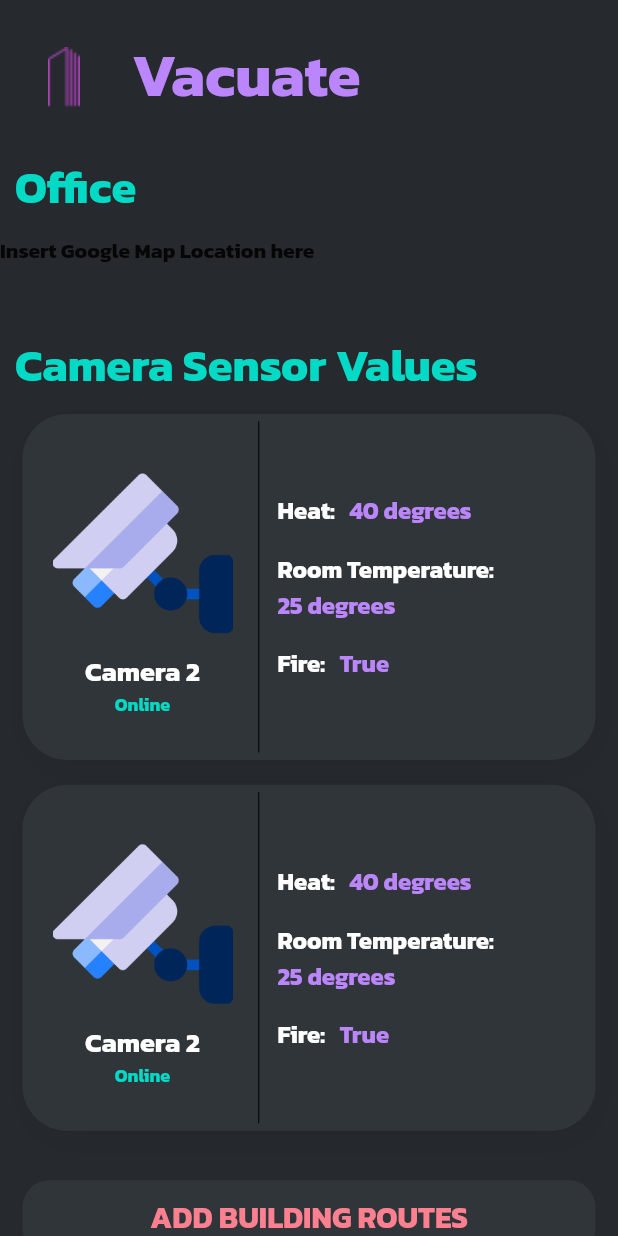
After one commit to Hub-Varith/GuideAndVacuate, a Flutter app: the OfficeInformationScreen screen opened directly, on a phone screen of 412 x 824 dp. The commit adds this screen. Run offline on Flutter 3.47's test engine with Material 2 defaults, Android fonts, the phone set to English and light mode, and no system bars; our stand-ins replace google_fonts.

Commit message:
Adding Camera Card and Info Screen

```diff
--- /dev/null
+++ b/lib/Custom/camera_card.dart
@@ -0,0 +1,63 @@
+import '../constants.dart';
+
+import "custom_card.dart";
+import 'package:flutter/material.dart';
+
+class CameraCard extends StatelessWidget {
+  const CameraCard({Key key}) : super(key: key);
+
+  final int heat = 40;
+  final int roomTemp = 25;
+  final bool fire = true;
+
+  @override
+  Widget build(BuildContext context) {
+    return Container(
+      child: CustomCard(
+        height:MediaQuery.of(context).size.height * 0.28,
+
+        child:
+        Container(
+          padding: EdgeInsets.all(5),
+          child: Row(children: <Widget>[
+            Container(
+              width: 150,
+              child: Column(
+
+              mainAxisAlignment: MainAxisAlignment.center,
+              children: <Widget>[
+                Container(
+                  padding: EdgeInsets.all(5),
+                  child: Image.asset("assets/images/cctv-camera.png", width: 120, height:120)
+                ),
+
+                Text("Camera 2", style: standardWhiteTitle),
+                Text("Online", style: smallGreen)
+            ],),
+            ),
+
+            VerticalDivider(width: 5, color: Colors.black),
+            SizedBox(width: 10),
+            Column(
+              mainAxisAlignment: MainAxisAlignment.center,
+              crossAxisAlignment: CrossAxisAlignment.start,
+              children: <Widget>[
+                Row(children: <Widget>[
+                  Text("Heat:   ", style: standardWhiteDetail,),
+                  Text(heat.toString() + " degrees", style: standardPurpleDetail)
+                ],),
+                SizedBox(height: 15,),
+                Text("Room Temperature:   ", style: standardWhiteDetail,),
+                Text(roomTemp.toString() + " degrees", style: standardPurpleDetail),
+                SizedBox(height: 15,),
+                Row(children: <Widget>[
+                  Text("Fire:   ", style: standardWhiteDetail,),
+                  fire ? Text("True", style: standardPurpleDetail) : Text("False", style: standardPurpleDetail)
+                ],)
+              ],)
+          ],),
+        )
+      ),
+    );
+  }
+}
--- a/lib/Screens/HomeScreen.dart
+++ b/lib/Screens/HomeScreen.dart
@@ -28,11 +28,7 @@ class _HomeScreenState extends State<HomeScreen> {
                 child: Text("Buildings", style: subTextStyle),
               ),
               SizedBox(height: MediaQuery.of(context).size.height * 0.02),
-              Column(
-                children: [
 
-                ],
-              ),
             ],
           ),
         ),
--- /dev/null
+++ b/lib/Screens/OfficeInformationScreen.dart
@@ -0,0 +1,70 @@
+import 'package:flutter/material.dart';
+import '../Custom/camera_card.dart';
+import '../Custom/page_title.dart';
+import '../constants.dart';
+import '../constants.dart';
+
+class OfficeInformationScreen extends StatefulWidget {
+  OfficeInformationScreen({Key key}) : super(key: key);
+
+  _OfficeInformationScreenState createState() =>
+      _OfficeInformationScreenState();
+}
+
+class _OfficeInformationScreenState extends State<OfficeInformationScreen> {
+  @override
+  Widget build(BuildContext context) {
+    return Scaffold(
+      backgroundColor: bgColor,
+      body: SafeArea(
+        child: Container(
+          width: double.infinity,
+          height: MediaQuery.of(context).size.height,
+          child: ListView(
+            children: <Widget>[
+              PageTitle(
+                title: "Vacuate",
+              ),
+              Container(
+                padding: const EdgeInsets.all(10),
+                alignment: Alignment.topLeft,
+                child: Text("Office", style: subTextStyle),
+              ),
+              Text("Insert Google Map Location here "), // TODO: GMAPS location here
+              SizedBox(height: MediaQuery.of(context).size.height * 0.04),
+
+              // Camera Sensor Values List
+              Container(
+                padding: const EdgeInsets.all(10),
+                alignment: Alignment.topLeft,
+                child: Text("Camera Sensor Values", style: subTextStyle),
+              ),
+              Container( child: CameraCard(), padding: EdgeInsets.fromLTRB(15, 0, 15, 0)),
+              SizedBox(height: MediaQuery.of(context).size.height * 0.02),
+              Container( child: CameraCard(), padding: EdgeInsets.fromLTRB(15, 0, 15, 0)),
+
+              // Add Route Button
+              SizedBox(height: MediaQuery.of(context).size.height * 0.04),
+              Container(padding: EdgeInsets.fromLTRB(15, 0, 15, 0),
+               child: ButtonTheme(
+                  height: 50,
+                  child: FlatButton(
+
+                  color: cardColor,
+                  onPressed: () => print("Add Building Routes"),
+                  child: Text("ADD BUILDING ROUTES", style: redTextStyle),
+                  shape: RoundedRectangleBorder(
+                    borderRadius: BorderRadius.circular(18.0),
+
+                ),
+                ),
+              ),
+              ),
+
+            ],
+          ),
+        ),
+      ),
+    );
+  }
+}
--- a/lib/constants.dart
+++ b/lib/constants.dart
@@ -34,6 +34,35 @@ const TextStyle cardTextStyle = TextStyle(
   fontSize: 18,
 );
 
+
+const TextStyle standardWhiteTitle = TextStyle(
+  fontFamily: "Kanit",
+  color: Colors.white,
+  fontWeight: FontWeight.w600,
+  fontSize: 18
+);
+
+const TextStyle standardWhiteDetail = TextStyle(
+  fontFamily: "Kanit",
+  color: Colors.white,
+  fontWeight: FontWeight.w600,
+  fontSize: 16
+);
+
+const TextStyle standardPurpleDetail = TextStyle(
+  fontFamily: "Kanit",
+  color: titleColor,
+  fontWeight: FontWeight.w600,
+  fontSize: 16
+);
+
+const TextStyle smallGreen = TextStyle(
+  fontFamily: "Kanit",
+  color: neonGreen,
+
+  fontSize: 12
+);
+
 const TextStyle redTextStyle = TextStyle(
   color: pinkishColor,
   fontSize: 20,
--- a/pubspec.yaml
+++ b/pubspec.yaml
@@ -51,6 +51,7 @@ flutter:
   # To add assets to your application, add an assets section, like this:
   assets:
     - assets/images/Logo.png
+    - assets/images/cctv-camera.png
 
   # An image asset can refer to one or more resolution-specific "variants", see
   # https://flutter.dev/assets-and-images/#resolution-aware.
```
Also changed, not shown: assets/images/cctv-camera.png (added), pubspec.lock.
